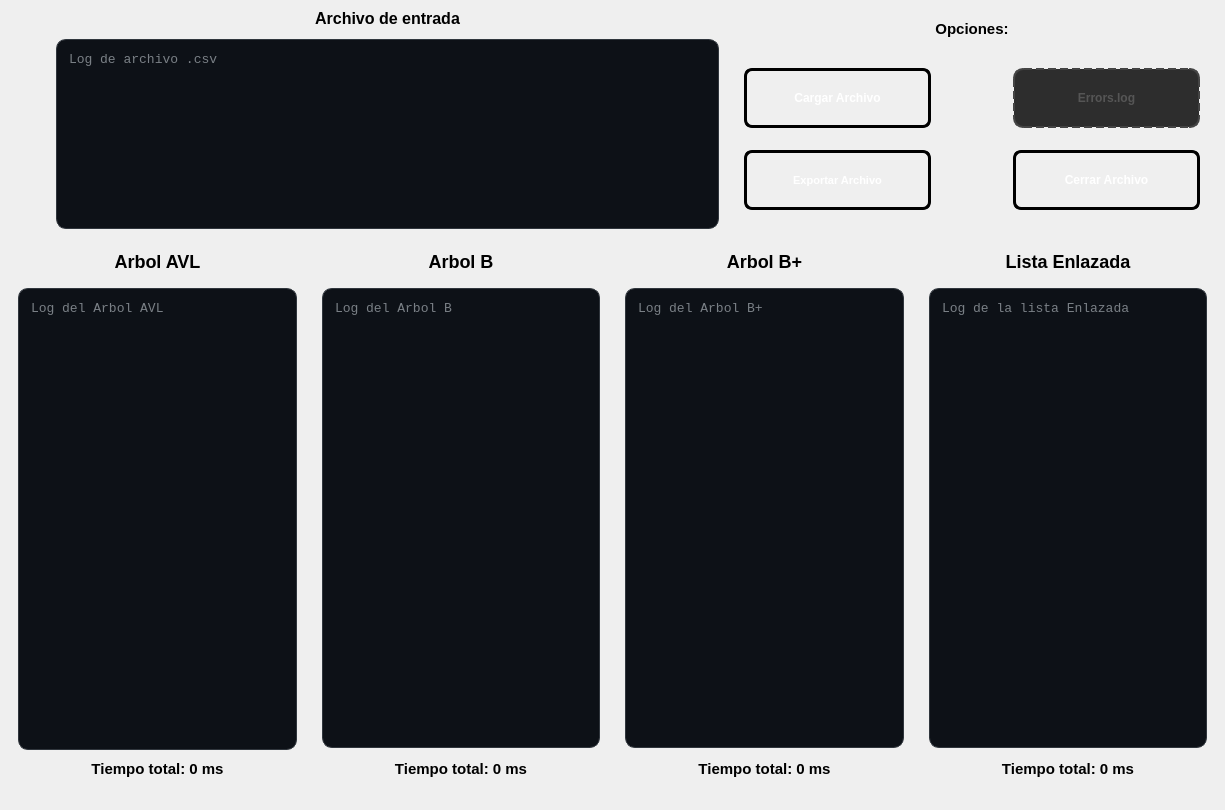
This is ui/pantallaprincipal.ui in pablo-mald03/Proyecto-No2-EDD as Qt 5 draws it before an edit. The edited form follows.
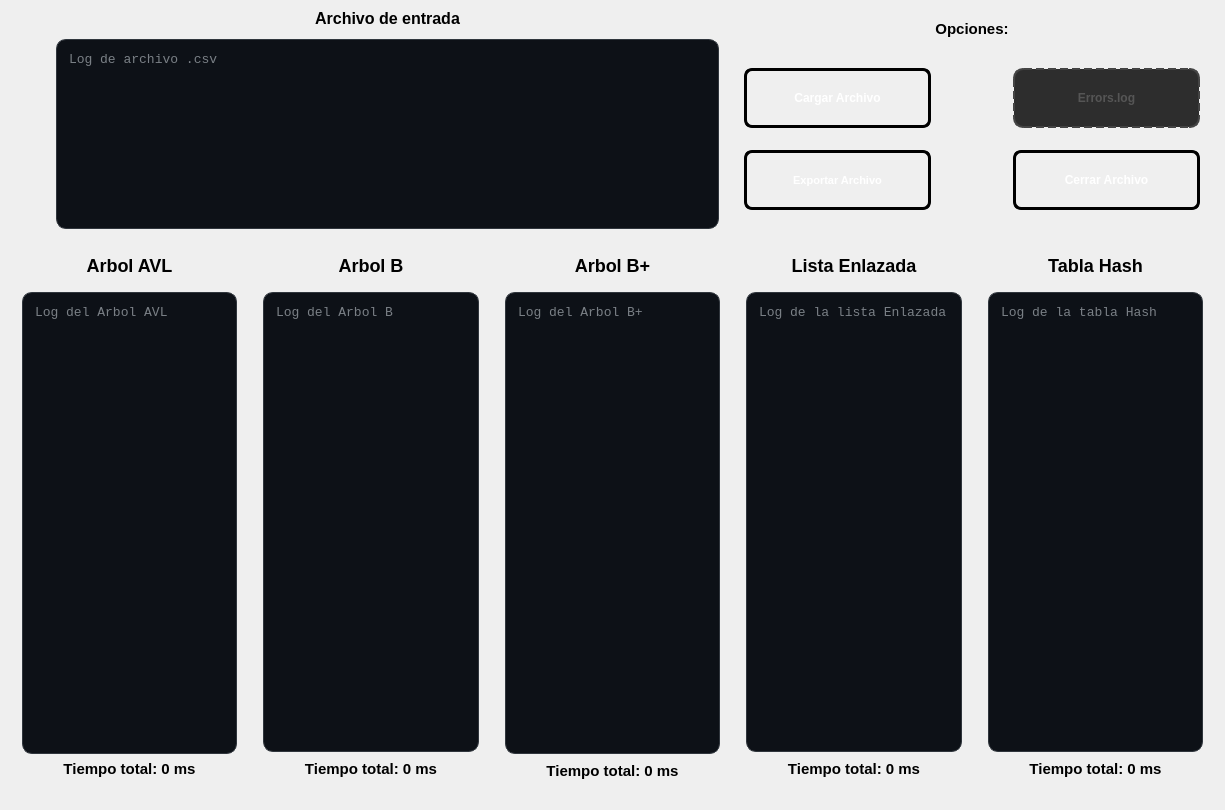
This is the edited form.

Patch:
```diff
--- a/ui/pantallaprincipal.ui
+++ b/ui/pantallaprincipal.ui
@@ -477,29 +477,8 @@
       <string notr="true"/>
      </property>
      <layout class="QHBoxLayout" name="horizontalLayout_2">
-      <property name="spacing">
-       <number>5</number>
-      </property>
-      <property name="leftMargin">
-       <number>5</number>
-      </property>
-      <property name="topMargin">
-       <number>5</number>
-      </property>
-      <property name="rightMargin">
-       <number>5</number>
-      </property>
-      <property name="bottomMargin">
-       <number>5</number>
-      </property>
       <item>
        <widget class="QWidget" name="widget_content_1" native="true">
-        <property name="minimumSize">
-         <size>
-          <width>290</width>
-          <height>550</height>
-         </size>
-        </property>
         <layout class="QVBoxLayout" name="verticalLayout_4">
          <property name="spacing">
           <number>4</number>
@@ -546,12 +525,6 @@
          </item>
          <item>
           <widget class="QWidget" name="widget_5" native="true">
-           <property name="minimumSize">
-            <size>
-             <width>120</width>
-             <height>505</height>
-            </size>
-           </property>
            <layout class="QVBoxLayout" name="verticalLayout_9">
             <property name="spacing">
              <number>4</number>
@@ -570,12 +543,6 @@
             </property>
             <item>
              <widget class="QTextEdit" name="textEditAvl">
-              <property name="minimumSize">
-               <size>
-                <width>260</width>
-                <height>400</height>
-               </size>
-              </property>
               <property name="styleSheet">
                <string notr="true">QTextEdit#textEditAvl {
     background-color: #0D1117;   
@@ -594,12 +561,6 @@
             </item>
             <item>
              <widget class="QLabel" name="labelTiempoAvl">
-              <property name="minimumSize">
-               <size>
-                <width>50</width>
-                <height>35</height>
-               </size>
-              </property>
               <property name="styleSheet">
                <string notr="true">QLabel#labelTiempoAvl {        
  
@@ -634,12 +595,6 @@
       </item>
       <item>
        <widget class="QWidget" name="widget_content_2" native="true">
-        <property name="minimumSize">
-         <size>
-          <width>290</width>
-          <height>550</height>
-         </size>
-        </property>
         <layout class="QVBoxLayout" name="verticalLayout_5">
          <property name="spacing">
           <number>4</number>
@@ -686,12 +641,6 @@
          </item>
          <item>
           <widget class="QWidget" name="widget_6" native="true">
-           <property name="minimumSize">
-            <size>
-             <width>120</width>
-             <height>505</height>
-            </size>
-           </property>
            <layout class="QVBoxLayout" name="verticalLayout_10">
             <property name="leftMargin">
              <number>5</number>
@@ -707,12 +656,6 @@
             </property>
             <item>
              <widget class="QTextEdit" name="textEditB">
-              <property name="minimumSize">
-               <size>
-                <width>260</width>
-                <height>400</height>
-               </size>
-              </property>
               <property name="styleSheet">
                <string notr="true">QTextEdit#textEditB{
     background-color: #0D1117;   
@@ -731,12 +674,6 @@
             </item>
             <item>
              <widget class="QLabel" name="labelTiempoB">
-              <property name="minimumSize">
-               <size>
-                <width>50</width>
-                <height>35</height>
-               </size>
-              </property>
               <property name="styleSheet">
                <string notr="true">QLabel#labelTiempoB {        
  
@@ -771,12 +708,6 @@
       </item>
       <item>
        <widget class="QWidget" name="widget_content_3" native="true">
-        <property name="minimumSize">
-         <size>
-          <width>290</width>
-          <height>550</height>
-         </size>
-        </property>
         <layout class="QVBoxLayout" name="verticalLayout_6">
          <property name="spacing">
           <number>4</number>
@@ -844,12 +775,6 @@
             </property>
             <item>
              <widget class="QTextEdit" name="textEditBMas">
-              <property name="minimumSize">
-               <size>
-                <width>260</width>
-                <height>400</height>
-               </size>
-              </property>
               <property name="styleSheet">
                <string notr="true">QTextEdit#textEditBMas {
     background-color: #0D1117;   
@@ -868,12 +793,6 @@
             </item>
             <item>
              <widget class="QLabel" name="labelTiempoBMas">
-              <property name="minimumSize">
-               <size>
-                <width>50</width>
-                <height>35</height>
-               </size>
-              </property>
               <property name="styleSheet">
                <string notr="true">QLabel#labelTiempoBMas {        
  
@@ -908,12 +827,6 @@
       </item>
       <item>
        <widget class="QWidget" name="widget_content_4" native="true">
-        <property name="minimumSize">
-         <size>
-          <width>290</width>
-          <height>550</height>
-         </size>
-        </property>
         <layout class="QVBoxLayout" name="verticalLayout_7">
          <property name="spacing">
           <number>4</number>
@@ -960,12 +873,6 @@
          </item>
          <item>
           <widget class="QWidget" name="widget_8" native="true">
-           <property name="minimumSize">
-            <size>
-             <width>120</width>
-             <height>505</height>
-            </size>
-           </property>
            <layout class="QVBoxLayout" name="verticalLayout_12">
             <property name="leftMargin">
              <number>5</number>
@@ -981,12 +888,6 @@
             </property>
             <item>
              <widget class="QTextEdit" name="textEditLista">
-              <property name="minimumSize">
-               <size>
-                <width>260</width>
-                <height>400</height>
-               </size>
-              </property>
               <property name="styleSheet">
                <string notr="true">QTextEdit#textEditLista {
     background-color: #0D1117;   
@@ -1005,12 +906,6 @@
             </item>
             <item>
              <widget class="QLabel" name="labelTiempoLista">
-              <property name="minimumSize">
-               <size>
-                <width>50</width>
-                <height>35</height>
-               </size>
-              </property>
               <property name="styleSheet">
                <string notr="true">QLabel#labelTiempoLista {        
  
@@ -1043,6 +938,119 @@
         </layout>
        </widget>
       </item>
+      <item>
+       <widget class="QWidget" name="widget_content_5" native="true">
+        <layout class="QVBoxLayout" name="verticalLayout_13">
+         <property name="spacing">
+          <number>4</number>
+         </property>
+         <property name="leftMargin">
+          <number>5</number>
+         </property>
+         <property name="topMargin">
+          <number>5</number>
+         </property>
+         <property name="rightMargin">
+          <number>5</number>
+         </property>
+         <property name="bottomMargin">
+          <number>5</number>
+         </property>
+         <item>
+          <widget class="QLabel" name="labelHash">
+           <property name="styleSheet">
+            <string notr="true">QLabel#labelHash {        
+ 
+    color: qlineargradient(x1:0, y1:0, x2:1, y2:1, 
+	stop:0 rgb(0, 0, 0), 
+	stop:1 rgb(77, 5, 57));
+
+  	 font-size: 18px;
+    font-weight: bold;
+    font-family: &quot;Segoe UI&quot;, Arial;
+    
+    background: transparent;
+    padding: 2px;
+    margin-bottom: 5px;
+}
+
+</string>
+           </property>
+           <property name="text">
+            <string>Tabla Hash</string>
+           </property>
+           <property name="alignment">
+            <set>Qt::AlignmentFlag::AlignCenter</set>
+           </property>
+          </widget>
+         </item>
+         <item>
+          <widget class="QWidget" name="widget_11" native="true">
+           <layout class="QVBoxLayout" name="verticalLayout_14">
+            <property name="leftMargin">
+             <number>5</number>
+            </property>
+            <property name="topMargin">
+             <number>5</number>
+            </property>
+            <property name="rightMargin">
+             <number>5</number>
+            </property>
+            <property name="bottomMargin">
+             <number>5</number>
+            </property>
+            <item>
+             <widget class="QTextEdit" name="textTablaHash">
+              <property name="styleSheet">
+               <string notr="true">QTextEdit#textTablaHash {
+    background-color: #0D1117;   
+    color: #E6EDF3;               
+    border: 1px solid #30363D;     
+    border-radius: 10px;          
+    padding: 8px;
+    font-family: Consolas, monospace;
+    font-size: 13px;
+}</string>
+              </property>
+              <property name="placeholderText">
+               <string>Log de la tabla Hash</string>
+              </property>
+             </widget>
+            </item>
+            <item>
+             <widget class="QLabel" name="labelTiempoHash">
+              <property name="styleSheet">
+               <string notr="true">QLabel#labelTiempoHash {        
+ 
+    color: qlineargradient(x1:0, y1:0, x2:1, y2:1, 
+	stop:0 rgb(0, 0, 0), 
+	stop:1 rgb(8, 2, 48));
+
+  	 font-size: 15px;
+    font-weight: bold;
+    font-family: &quot;Segoe UI&quot;, Arial;
+    
+    background: transparent;
+    padding: 2px;
+    margin-bottom: 5px;
+}
+
+</string>
+              </property>
+              <property name="text">
+               <string>Tiempo total: 0 ms</string>
+              </property>
+              <property name="alignment">
+               <set>Qt::AlignmentFlag::AlignCenter</set>
+              </property>
+             </widget>
+            </item>
+           </layout>
+          </widget>
+         </item>
+        </layout>
+       </widget>
+      </item>
      </layout>
     </widget>
    </item>
```
